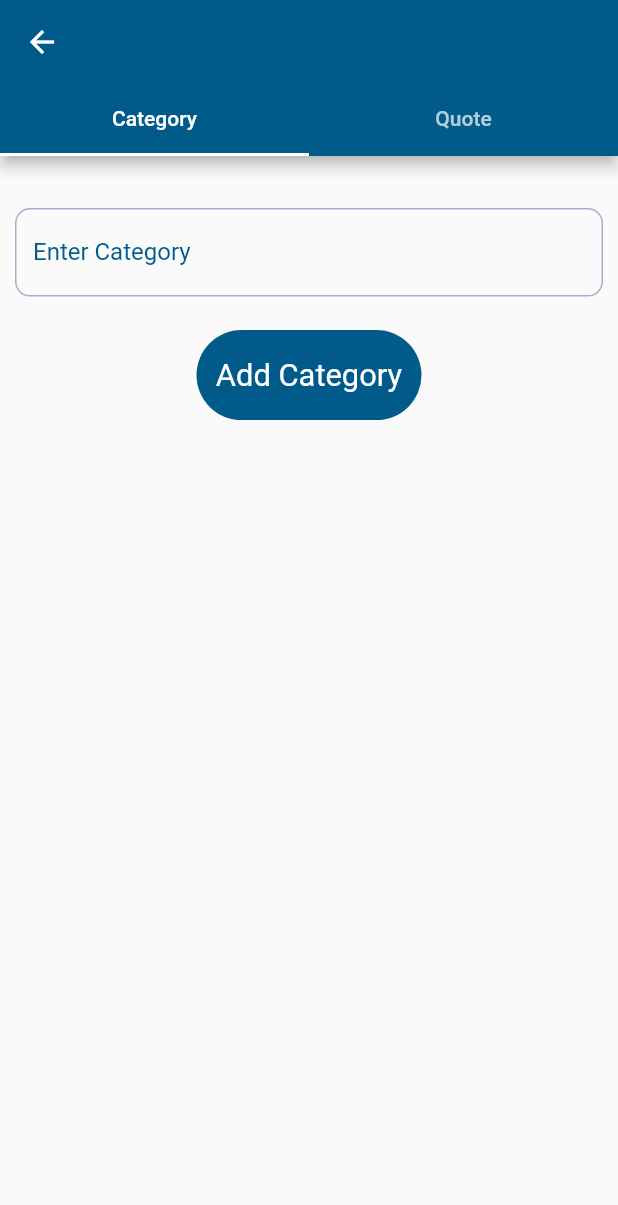
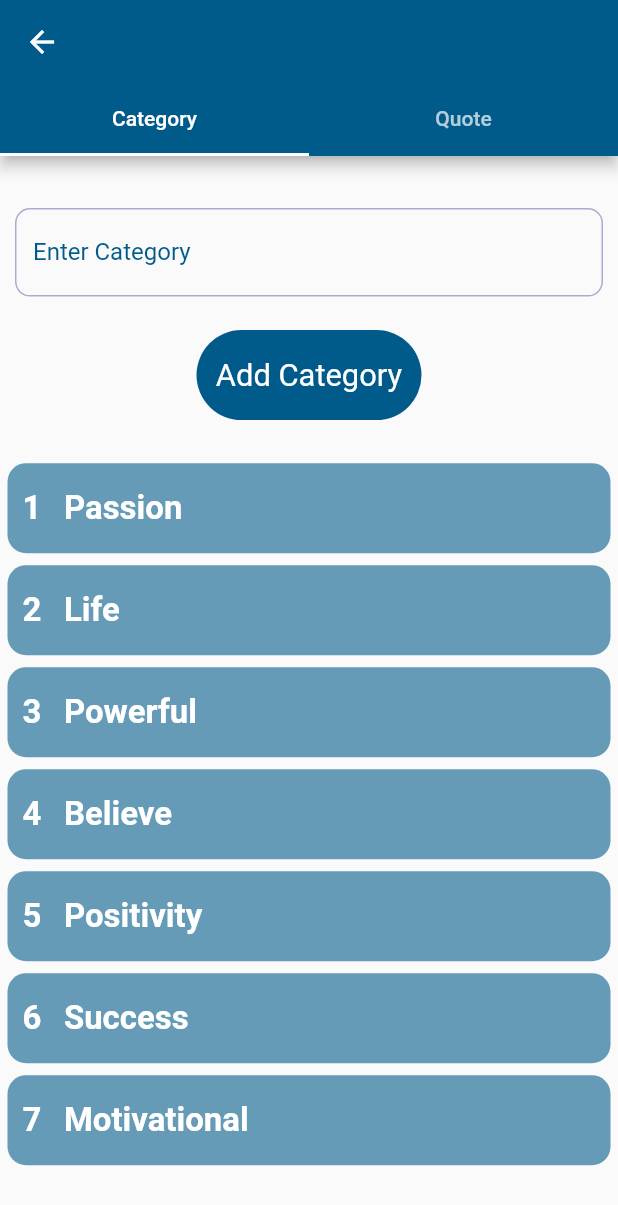
Before and after one commit to VivekTailor19/amazing_quotes, a Flutter app: the screen it shows after launch, after a tap on the "add" icon, on a phone screen of 412 x 824 dp. Shown: the top 1205 px of the screen. Run offline on Flutter 3.47's test engine with Material 2 defaults, Android fonts, the light colour scheme and no system bars; our stand-ins replace carousel_slider, get, sizer, sqflite; accounts and stored records are empty.

Commit message:
amazing_quotes

```diff
--- a/lib/controller/quote_controller.dart
+++ b/lib/controller/quote_controller.dart
@@ -55,8 +55,8 @@ class QuoteController extends GetxController
  RxList filterData = [].obs;
 
  Future<void> filterQuotesAccordingToCategory(category)
- async {
-  filterData.value  = await Quote_DB_Helper.quote_db_helper.fetchDATAFromDatabase(category: category);
+  async {
+  filterData.value  = await Quote_DB_Helper.quote_db_helper.fetchDATAFromDatabase(category: category) ;
  }
 
  List<String> bgImgList = [
@@ -96,6 +96,119 @@ class QuoteController extends GetxController
 
 
 
+
+
+
+
+
+
+
+
+
+
+
+
+
+
+
+
+
+
+
+
+
+
+
+ RxBool defaultPreloaded = false.obs;
+
+ void uploadDefaultDataInDatabase()
+ {
+
+  List<String> tempCategoryList = [ "Motivational","Passion", "Life", "Powerful", "Believe", "Positivity","Success"];
+
+  for(int i = 0 ; i < tempCategoryList.length ; i++)
+  {
+   String tempTEXT = tempCategoryList[i];
+   Quote_DB_Helper.quote_db_helper.insertCategory(tempTEXT);
+  }
+
+  List<QuoteModel> tempquoteLIST = [
+   QuoteModel(category: 'Success',author: 'Jack In',quote: 'Believe and act as if it were impossible to fail.',fav: "No"),
+   QuoteModel(category: 'Positivity',author: 'Mehmet D',quote: 'What you do speaks so loudly that I cannot hear what you say.',fav: "No"),
+   QuoteModel(category: 'Believe',author: 'V Lukas',quote: 'Love For All, Hatred For None.',fav: "No"),
+   QuoteModel(category: 'Motivational',author: 'Jan Noah',quote: 'Change the world by being yourself.',fav: "No"),
+   QuoteModel(category: 'Passion',author: 'Mangus',quote: 'Every moment is a fresh beginning.',fav: "No"),
+   QuoteModel(category: 'Life',author: 'Rasmus L',quote: 'Never regret anything that made you smile.',fav: "No"),
+   QuoteModel(category: 'Powerful',author: 'A Michael',quote: 'Die with memories, not dreams.',fav: "No"),
+   QuoteModel(category: 'Success',author: 'David W',quote: 'Aspire to inspire before we expire.',fav: "No"),
+   QuoteModel(category: 'Positivity',author: 'Lev Arda',quote: 'Everything you can imagine is real.',fav: "No"),
+   QuoteModel(category: 'Believe',author: 'Ethan Os',quote: 'Simplicity is the ultimate sophistication.',fav: "No"),
+   QuoteModel(category: 'Motivational',author: 'Li Gabriel',quote: 'Whatever you do, do it well.',fav: "No"),
+   QuoteModel(category: 'Passion',author: 'Jack In',quote: 'What we think, we become.',fav: "No"),
+   QuoteModel(category: 'Life',author: 'Mehmet D',quote: 'All limitations are self-imposed.',fav: "No"),
+   QuoteModel(category: 'Powerful',author: 'V Lukas',quote: 'Tough times never last but tough people do.',fav: "No"),
+   QuoteModel(category: 'Success',author: 'Jan Noah',quote: 'Problems are not stop signs, they are guidelines.',fav: "No"),
+   QuoteModel(category: 'Positivity',author: 'Mangus',quote: 'Have enough courage to start and enough heart to finish.',fav: "No"),
+   QuoteModel(category: 'Believe',author: 'Rasmus L',quote: 'Hate comes from intimidation, love comes from appreciation.Walk away from anything or anyone who takes away from your joy. Life is too short to put up with fools',fav: "No"),
+   QuoteModel(category: 'Motivational',author: 'A Michael',quote: 'Life is short, live it. Love is rare, grab it. Anger is bad, dump it. Fear is awful, face it. Memories are sweet, cherish them',fav: "No"),
+   QuoteModel(category: 'Passion',author: 'David W',quote: 'If you cannot do great things, do small things in a great way.',fav: "No"),
+   QuoteModel(category: 'Life',author: 'Lev Arda',quote: 'What lies behind us and what lies before us are tiny matters compared to what lies within us.',fav: "No"),
+   QuoteModel(category: 'Powerful',author: 'Ethan Os',quote: 'It is never too late to be what you might have been.',fav: "No"),
+   QuoteModel(category: 'Success',author: 'Li Gabriel',quote: 'Never let your memories be greater than your dreams.',fav: "No"),
+   QuoteModel(category: 'Positivity',author: 'Jack In',quote: 'It\'s not whether you get knocked down, it\'s whether you get up.',fav: "No"),
+   QuoteModel(category: 'Believe',author: 'Mehmet D',quote: 'The creation of a thousand forests is in one acorn.',fav: "No"),
+   QuoteModel(category: 'Motivational',author: 'V Lukas',quote: 'Just keep going. Everybody gets better if they keep at it.',fav: "No"),
+   QuoteModel(category: 'Passion',author: 'Jan Noah',quote: 'The best way to predict the future is to invent it.',fav: "No"),
+   QuoteModel(category: 'Life',author: 'Mangus',quote: 'Very often a change of self is needed more than a change of scene.',fav: "No"),
+   QuoteModel(category: 'Powerful',author: 'Rasmus L',quote: 'Good things come to those who wait... greater things come to those who get off their ass and do anything to make it happen.',fav: "No"),
+   QuoteModel(category: 'Success',author: 'A Michael',quote: 'Obsessed is just a word the lazy use to describe the dedicated.',fav: "No"),
+   QuoteModel(category: 'Positivity',author: 'David W',quote: 'Even if you fall on your face, you\'re still moving forward.',fav: "No"),
+   QuoteModel(category: 'Believe',author: 'Lev Arda',quote: 'I cannot give you the formula for success, but I can give you the formula for failure--which is: Try to please everybody.',fav: "No"),
+   QuoteModel(category: 'Motivational',author: 'Ethan Os',quote: 'To avoid criticism, do nothing, say nothing, be nothing.',fav: "No"),
+   QuoteModel(category: 'Passion',author: 'Li Gabriel',quote: 'What we fear doing most is usually what we most need to do.',fav: "No"),
+   QuoteModel(category: 'Life',author: 'Jack In',quote: 'Believe you can and you\'re halfway there.',fav: "No"),
+   QuoteModel(category: 'Powerful',author: 'Mehmet D',quote: 'Believe and act as if it were impossible to fail.',fav: "No"),
+   QuoteModel(category: 'Success',author: 'V Lukas',quote: 'What you do speaks so loudly that I cannot hear what you say.',fav: "No"),
+   QuoteModel(category: 'Positivity',author: 'Jan Noah',quote: 'Love For All, Hatred For None.',fav: "No"),
+   QuoteModel(category: 'Believe',author: 'Mangus',quote: 'Change the world by being yourself.',fav: "No"),
+   QuoteModel(category: 'Motivational',author: 'Rasmus L',quote: 'Every moment is a fresh beginning.',fav: "No"),
+   QuoteModel(category: 'Passion',author: 'A Michael',quote: 'Never regret anything that made you smile.',fav: "No"),
+   QuoteModel(category: 'Life',author: 'David W',quote: 'Die with memories, not dreams.',fav: "No"),
+   QuoteModel(category: 'Powerful',author: 'Lev Arda',quote: 'Aspire to inspire before we expire.',fav: "No"),
+   QuoteModel(category: 'Success',author: 'Ethan Os',quote: 'Everything you can imagine is real.',fav: "No"),
+   QuoteModel(category: 'Positivity',author: 'Li Gabriel',quote: 'Simplicity is the ultimate sophistication.',fav: "No"),
+   QuoteModel(category: 'Believe',author: 'Jack In',quote: 'Whatever you do, do it well.',fav: "No"),
+   QuoteModel(category: 'Motivational',author: 'Mehmet D',quote: 'What we think, we become.',fav: "No"),
+   QuoteModel(category: 'Passion',author: 'V Lukas',quote: 'All limitations are self-imposed.',fav: "No"),
+   QuoteModel(category: 'Life',author: 'Jan Noah',quote: 'Walk away from anything or anyone who takes away from your joy. Life is too short to put up with fools',fav: "No"),
+   QuoteModel(category: 'Powerful',author: 'Mangus',quote: 'Life is short, live it. Love is rare, grab it. Anger is bad, dump it. Fear is awful, face it. Memories are sweet, cherish them',fav: "No"),
+   QuoteModel(category: 'Success',author: 'Rasmus L',quote: 'If you cannot do great things, do small things in a great way.',fav: "No"),
+   QuoteModel(category: 'Positivity',author: 'A Michael',quote: 'What lies behind us and what lies before us are tiny matters compared to what lies within us.',fav: "No"),
+   QuoteModel(category: 'Believe',author: 'David W',quote: 'It is never too late to be what you might have been.',fav: "No"),
+   QuoteModel(category: 'Motivational',author: 'Lev Arda',quote: 'Never let your memories be greater than your dreams.',fav: "No"),
+   QuoteModel(category: 'Passion',author: 'Ethan Os',quote: 'It\'s not whether you get knocked down, it\'s whether you get up.',fav: "No"),
+   QuoteModel(category: 'Life',author: 'Li Gabriel',quote: 'The creation of a thousand forests is in one acorn.',fav: "No"),
+   QuoteModel(category: 'Powerful',author: 'Jack In',quote: 'Just keep going. Everybody gets better if they keep at it.',fav: "No"),
+   QuoteModel(category: 'Success',author: 'Mehmet D',quote: 'The best way to predict the future is to invent it.',fav: "No"),
+   QuoteModel(category: 'Positivity',author: 'V Lukas',quote: 'Very often a change of self is needed more than a change of scene.',fav: "No"),
+   QuoteModel(category: 'Believe',author: 'Jan Noah',quote: 'Good things come to those who wait... greater things come to those who get off their ass and do anything to make it happen.',fav: "No"),
+   QuoteModel(category: 'Motivational',author: 'Mangus',quote: 'Tough times never last but tough people do.',fav: "No"),
+   QuoteModel(category: 'Passion',author: 'Rasmus L',quote: 'Problems are not stop signs, they are guidelines.',fav: "No"),
+   QuoteModel(category: 'Life',author: 'A Michael',quote: 'Have enough courage to start and enough heart to finish.',fav: "No"),
+   QuoteModel(category: 'Powerful',author: 'David W',quote: 'Hate comes from intimidation, love comes from appreciation.',fav: "No"),
+  ];
+
+  QuoteModel model = QuoteModel();
+   for(int i = 0 ; i < tempquoteLIST.length ;  i++)
+   {
+     model = tempquoteLIST[i];
+     print("==${tempquoteLIST.length}========== data no ==========  $i");
+     Quote_DB_Helper.quote_db_helper.insertQuote(model);
+   }
+
+
+
+ }
 
 
 
@@ -323,72 +436,7 @@ Author    ==>>      Swami Vivekanand, Abdul Kalam, Sardar Patel, Chanakya,
 
  //
  //
- //    List<QuoteModel> tempquoteLIST = [
- //  QuoteModel(category: 'Success',author: 'Jack In',quote: 'Believe and act as if it were impossible to fail.',fav: "No"),
- //  QuoteModel(category: 'Positivity',author: 'Mehmet D',quote: 'What you do speaks so loudly that I cannot hear what you say.',fav: "No"),
- //  QuoteModel(category: 'Believe',author: 'V Lukas',quote: 'Love For All, Hatred For None.',fav: "No"),
- //  QuoteModel(category: 'Motivational',author: 'Jan Noah',quote: 'Change the world by being yourself.',fav: "No"),
- //  QuoteModel(category: 'Passion',author: 'Mangus',quote: 'Every moment is a fresh beginning.',fav: "No"),
- //  QuoteModel(category: 'Life',author: 'Rasmus L',quote: 'Never regret anything that made you smile.',fav: "No"),
- //  QuoteModel(category: 'Powerful',author: 'A Michael',quote: 'Die with memories, not dreams.',fav: "No"),
- //  QuoteModel(category: 'Success',author: 'David W',quote: 'Aspire to inspire before we expire.',fav: "No"),
- //  QuoteModel(category: 'Positivity',author: 'Lev Arda',quote: 'Everything you can imagine is real.',fav: "No"),
- //  QuoteModel(category: 'Believe',author: 'Ethan Os',quote: 'Simplicity is the ultimate sophistication.',fav: "No"),
- //  QuoteModel(category: 'Motivational',author: 'Li Gabriel',quote: 'Whatever you do, do it well.',fav: "No"),
- //  QuoteModel(category: 'Passion',author: 'Jack In',quote: 'What we think, we become.',fav: "No"),
- //  QuoteModel(category: 'Life',author: 'Mehmet D',quote: 'All limitations are self-imposed.',fav: "No"),
- //  QuoteModel(category: 'Powerful',author: 'V Lukas',quote: 'Tough times never last but tough people do.',fav: "No"),
- //  QuoteModel(category: 'Success',author: 'Jan Noah',quote: 'Problems are not stop signs, they are guidelines.',fav: "No"),
- //  QuoteModel(category: 'Positivity',author: 'Mangus',quote: 'Have enough courage to start and enough heart to finish.',fav: "No"),
- //  QuoteModel(category: 'Believe',author: 'Rasmus L',quote: 'Hate comes from intimidation, love comes from appreciation.Walk away from anything or anyone who takes away from your joy. Life is too short to put up with fools',fav: "No"),
- //  QuoteModel(category: 'Motivational',author: 'A Michael',quote: 'Life is short, live it. Love is rare, grab it. Anger is bad, dump it. Fear is awful, face it. Memories are sweet, cherish them',fav: "No"),
- //  QuoteModel(category: 'Passion',author: 'David W',quote: 'If you cannot do great things, do small things in a great way.',fav: "No"),
- //  QuoteModel(category: 'Life',author: 'Lev Arda',quote: 'What lies behind us and what lies before us are tiny matters compared to what lies within us.',fav: "No"),
- //  QuoteModel(category: 'Powerful',author: 'Ethan Os',quote: 'It is never too late to be what you might have been.',fav: "No"),
- //  QuoteModel(category: 'Success',author: 'Li Gabriel',quote: 'Never let your memories be greater than your dreams.',fav: "No"),
- //  QuoteModel(category: 'Positivity',author: 'Jack In',quote: 'It\'s not whether you get knocked down, it\'s whether you get up.',fav: "No"),
- //  QuoteModel(category: 'Believe',author: 'Mehmet D',quote: 'The creation of a thousand forests is in one acorn.',fav: "No"),
- //  QuoteModel(category: 'Motivational',author: 'V Lukas',quote: 'Just keep going. Everybody gets better if they keep at it.',fav: "No"),
- //  QuoteModel(category: 'Passion',author: 'Jan Noah',quote: 'The best way to predict the future is to invent it.',fav: "No"),
- //  QuoteModel(category: 'Life',author: 'Mangus',quote: 'Very often a change of self is needed more than a change of scene.',fav: "No"),
- //  QuoteModel(category: 'Powerful',author: 'Rasmus L',quote: 'Good things come to those who wait... greater things come to those who get off their ass and do anything to make it happen.',fav: "No"),
- //  QuoteModel(category: 'Success',author: 'A Michael',quote: 'Obsessed is just a word the lazy use to describe the dedicated.',fav: "No"),
- //  QuoteModel(category: 'Positivity',author: 'David W',quote: 'Even if you fall on your face, you\'re still moving forward.',fav: "No"),
- //  QuoteModel(category: 'Believe',author: 'Lev Arda',quote: 'I cannot give you the formula for success, but I can give you the formula for failure--which is: Try to please everybody.',fav: "No"),
- //  QuoteModel(category: 'Motivational',author: 'Ethan Os',quote: 'To avoid criticism, do nothing, say nothing, be nothing.',fav: "No"),
- //  QuoteModel(category: 'Passion',author: 'Li Gabriel',quote: 'What we fear doing most is usually what we most need to do.',fav: "No"),
- //  QuoteModel(category: 'Life',author: 'Jack In',quote: 'Believe you can and you\'re halfway there.',fav: "No"),
- //  QuoteModel(category: 'Powerful',author: 'Mehmet D',quote: 'Believe and act as if it were impossible to fail.',fav: "No"),
- //  QuoteModel(category: 'Success',author: 'V Lukas',quote: 'What you do speaks so loudly that I cannot hear what you say.',fav: "No"),
- //  QuoteModel(category: 'Positivity',author: 'Jan Noah',quote: 'Love For All, Hatred For None.',fav: "No"),
- //  QuoteModel(category: 'Believe',author: 'Mangus',quote: 'Change the world by being yourself.',fav: "No"),
- //  QuoteModel(category: 'Motivational',author: 'Rasmus L',quote: 'Every moment is a fresh beginning.',fav: "No"),
- //  QuoteModel(category: 'Passion',author: 'A Michael',quote: 'Never regret anything that made you smile.',fav: "No"),
- //  QuoteModel(category: 'Life',author: 'David W',quote: 'Die with memories, not dreams.',fav: "No"),
- //  QuoteModel(category: 'Powerful',author: 'Lev Arda',quote: 'Aspire to inspire before we expire.',fav: "No"),
- //  QuoteModel(category: 'Success',author: 'Ethan Os',quote: 'Everything you can imagine is real.',fav: "No"),
- //  QuoteModel(category: 'Positivity',author: 'Li Gabriel',quote: 'Simplicity is the ultimate sophistication.',fav: "No"),
- //  QuoteModel(category: 'Believe',author: 'Jack In',quote: 'Whatever you do, do it well.',fav: "No"),
- //  QuoteModel(category: 'Motivational',author: 'Mehmet D',quote: 'What we think, we become.',fav: "No"),
- //  QuoteModel(category: 'Passion',author: 'V Lukas',quote: 'All limitations are self-imposed.',fav: "No"),
- //  QuoteModel(category: 'Life',author: 'Jan Noah',quote: 'Walk away from anything or anyone who takes away from your joy. Life is too short to put up with fools',fav: "No"),
- //  QuoteModel(category: 'Powerful',author: 'Mangus',quote: 'Life is short, live it. Love is rare, grab it. Anger is bad, dump it. Fear is awful, face it. Memories are sweet, cherish them',fav: "No"),
- //  QuoteModel(category: 'Success',author: 'Rasmus L',quote: 'If you cannot do great things, do small things in a great way.',fav: "No"),
- //  QuoteModel(category: 'Positivity',author: 'A Michael',quote: 'What lies behind us and what lies before us are tiny matters compared to what lies within us.',fav: "No"),
- //  QuoteModel(category: 'Believe',author: 'David W',quote: 'It is never too late to be what you might have been.',fav: "No"),
- //  QuoteModel(category: 'Motivational',author: 'Lev Arda',quote: 'Never let your memories be greater than your dreams.',fav: "No"),
- //  QuoteModel(category: 'Passion',author: 'Ethan Os',quote: 'It\'s not whether you get knocked down, it\'s whether you get up.',fav: "No"),
- //  QuoteModel(category: 'Life',author: 'Li Gabriel',quote: 'The creation of a thousand forests is in one acorn.',fav: "No"),
- //  QuoteModel(category: 'Powerful',author: 'Jack In',quote: 'Just keep going. Everybody gets better if they keep at it.',fav: "No"),
- //  QuoteModel(category: 'Success',author: 'Mehmet D',quote: 'The best way to predict the future is to invent it.',fav: "No"),
- //  QuoteModel(category: 'Positivity',author: 'V Lukas',quote: 'Very often a change of self is needed more than a change of scene.',fav: "No"),
- //  QuoteModel(category: 'Believe',author: 'Jan Noah',quote: 'Good things come to those who wait... greater things come to those who get off their ass and do anything to make it happen.',fav: "No"),
- //  QuoteModel(category: 'Motivational',author: 'Mangus',quote: 'Tough times never last but tough people do.',fav: "No"),
- //  QuoteModel(category: 'Passion',author: 'Rasmus L',quote: 'Problems are not stop signs, they are guidelines.',fav: "No"),
- //  QuoteModel(category: 'Life',author: 'A Michael',quote: 'Have enough courage to start and enough heart to finish.',fav: "No"),
- //  QuoteModel(category: 'Powerful',author: 'David W',quote: 'Hate comes from intimidation, love comes from appreciation.',fav: "No"),
- // ];
- //
+
 
 
 
@@ -422,13 +470,6 @@ Author    ==>>      Swami Vivekanand, Abdul Kalam, Sardar Patel, Chanakya,
 
 //             ======================================       ADD CATEGORY =============================================
 
-//    List<String> tempCategoryList = [ "Motivational","Passion", "Life", "Powerful", "Believe", "Positivity","Success"];
-
-    //         for(int i = 0 ; i < control.tempCategoryList.length ; i++)
-    //           {
-    //             String tempTEXT = control.tempCategoryList[i];
-    //             Quote_DB_Helper.quote_db_helper.insertCategory(tempTEXT);
-    //           }
 
 
 
--- a/lib/main.dart
+++ b/lib/main.dart
@@ -1,4 +1,4 @@
-import 'package:amazing_quotes/screen/view_category_Screen.dart';
+import 'package:amazing_quotes/screen/view_fliterQuote_Screen.dart';
 import 'package:flutter/material.dart';
 import 'package:get/get.dart';
 
@@ -17,7 +17,7 @@ void main() {
           "/":(p0) => SplashScreen(),
           "/home": (p0) => HomeScreen(),
           "/add":(p0) => Add_Screen(),
-           "/viewCategory":(p0) => View_Category_Screen(),
+           "/viewCategory":(p0) => View_FilteredQuote_Screen(),
         },
       ),
     ),
--- a/lib/screen/add/add_Quote_screen.dart
+++ b/lib/screen/add/add_Quote_screen.dart
@@ -85,6 +85,7 @@ class _Add_Quote_ScreenState extends State<Add_Quote_Screen> {
                   fav: 'No');
               Quote_DB_Helper.quote_db_helper.insertQuote(model);
               control.loadCategoryDB();
+              control.selCategory.value="";
               tquote.clear();
 
               tauthor.clear();
--- a/lib/screen/splash_Screen.dart
+++ b/lib/screen/splash_Screen.dart
@@ -18,13 +18,19 @@ class _SplashScreenState extends State<SplashScreen> {
   void initState() {
     super.initState();
 
+    if(control.defaultPreloaded == false)
+      {
+        control.uploadDefaultDataInDatabase();
+        control.defaultPreloaded.value = true;
+      }
+
     control.loadCategoryDB();
 
   }
   @override
   Widget build(BuildContext context) {
 
-    Future.delayed(Duration(seconds: 2),() => Get.offAllNamed("/home"),);
+    Future.delayed(Duration(seconds: 4),() => Get.offAllNamed("/home"),);
 
     return SafeArea(
       child: Scaffold(
--- a/lib/utils/quote_db_helper.dart
+++ b/lib/utils/quote_db_helper.dart
@@ -157,7 +157,7 @@ class Quote_DB_Helper
     database = await checkDB();
     String query = 'SELECT DISTINCT author FROM $dbQuoteTable ' ;
     List list = await database!.rawQuery(query);
-    print("list ==== $list");
+    print("authorlist ==== $list");
     return list;
 
   }
```
Also changed, not shown: lib/screen/add/add_Category_screen.dart (+5 -2 lines), lib/screen/home_Screen.dart (+74 -76 lines), lib/screen/view_category_Screen.dart (deleted, +0 -128 lines), lib/screen/view_fliterQuote_Screen.dart (added, +247 -0 lines).
